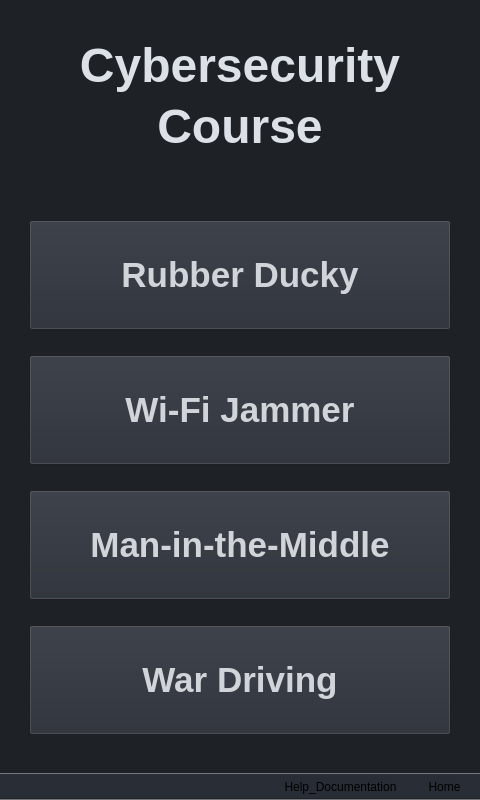
Qt form QT_Application/QT_Application/main_window.ui (GeekTech-mirror/qt-cybersecurity_lesson) before a commit.
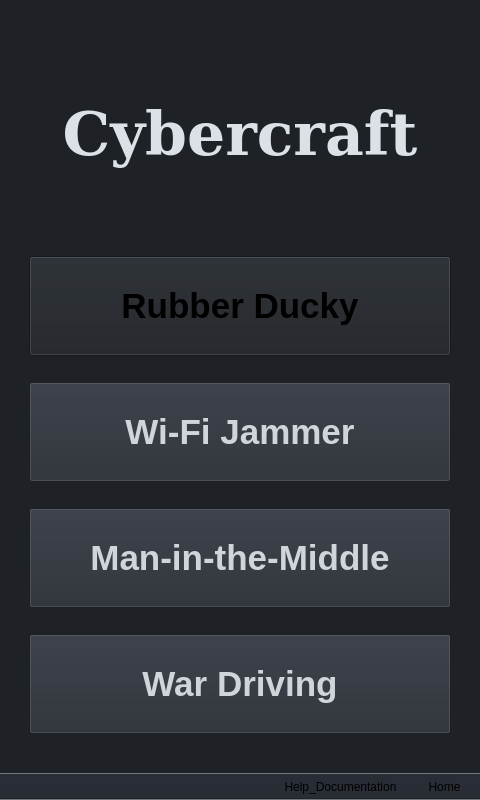
The same form after that commit. Icons and pictures are not drawn.

Commit message: Add initial implementation of custom button style Add scripts for formating sdcard for raspberry pi Update yocto reference configs

Diff of the .ui file:
```diff
--- a/QT_Application/QT_Application/main_window.ui
+++ b/QT_Application/QT_Application/main_window.ui
@@ -69,44 +69,6 @@
           </property>
          </spacer>
         </item>
-        <item>
-         <widget class="QLabel" name="label">
-          <property name="font">
-           <font>
-            <pointsize>36</pointsize>
-            <bold>true</bold>
-           </font>
-          </property>
-          <property name="styleSheet">
-           <string notr="true">color: rgb(220, 225, 232);</string>
-          </property>
-          <property name="text">
-           <string>Cybersecurity</string>
-          </property>
-          <property name="alignment">
-           <set>Qt::AlignCenter</set>
-          </property>
-         </widget>
-        </item>
-        <item>
-         <widget class="QLabel" name="label_2">
-          <property name="font">
-           <font>
-            <pointsize>36</pointsize>
-            <bold>true</bold>
-           </font>
-          </property>
-          <property name="styleSheet">
-           <string notr="true">color: rgb(220, 225, 232);</string>
-          </property>
-          <property name="text">
-           <string>Course</string>
-          </property>
-          <property name="alignment">
-           <set>Qt::AlignCenter</set>
-          </property>
-         </widget>
-        </item>
         <item>
          <spacer name="horizontalSpacer_7">
           <property name="orientation">
@@ -120,6 +82,26 @@
           </property>
          </spacer>
         </item>
+        <item>
+         <widget class="QLabel" name="label">
+          <property name="font">
+           <font>
+            <family>DejaVu Serif</family>
+            <pointsize>45</pointsize>
+            <bold>true</bold>
+           </font>
+          </property>
+          <property name="styleSheet">
+           <string notr="true">color: rgb(220, 225, 232);</string>
+          </property>
+          <property name="text">
+           <string>Cybercraft</string>
+          </property>
+          <property name="alignment">
+           <set>Qt::AlignCenter</set>
+          </property>
+         </widget>
+        </item>
         <item>
          <spacer name="horizontalSpacer_4">
           <property name="orientation">
@@ -148,13 +130,10 @@
         </item>
         <item>
          <widget class="QPushButton" name="rubber_ducky_button">
-          <property name="enabled">
-           <bool>true</bool>
-          </property>
           <property name="minimumSize">
            <size>
             <width>419</width>
-            <height>110</height>
+            <height>100</height>
            </size>
           </property>
           <property name="font">
@@ -163,12 +142,6 @@
             <bold>true</bold>
            </font>
           </property>
-          <property name="styleSheet">
-           <string notr="true">QPushButton {
-	color: rgb(209, 213, 218);
-	background-color: rgb(40, 44, 52);
-}</string>
-          </property>
           <property name="text">
            <string>Rubber Ducky</string>
           </property>
@@ -192,7 +165,7 @@
           <property name="minimumSize">
            <size>
             <width>419</width>
-            <height>110</height>
+            <height>100</height>
            </size>
           </property>
           <property name="font">
@@ -230,7 +203,7 @@
           <property name="minimumSize">
            <size>
             <width>419</width>
-            <height>110</height>
+            <height>100</height>
            </size>
           </property>
           <property name="font">
@@ -268,7 +241,7 @@
           <property name="minimumSize">
            <size>
             <width>419</width>
-            <height>110</height>
+            <height>100</height>
            </size>
           </property>
           <property name="font">
```
The commit also changes 186 other files.
